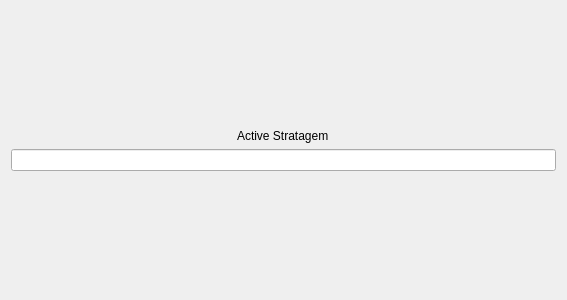
Before: the Qt Designer form src/ui/quiz.ui in hgray2/stratadex, drawn with Qt 5.
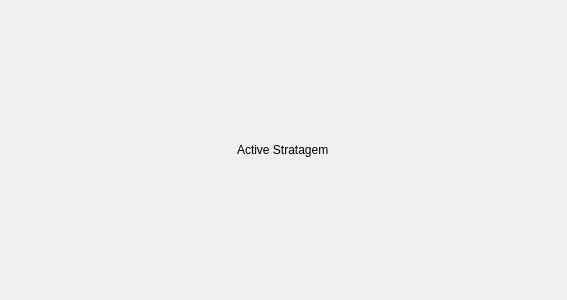
After: the same form once the commit is applied.

Patch:
```diff
--- a/src/ui/quiz.ui
+++ b/src/ui/quiz.ui
@@ -27,6 +27,8 @@
      </property>
     </spacer>
    </item>
+   <item>
+    <layout class="QVBoxLayout" name="inputLayout">
    <item alignment="Qt::AlignmentFlag::AlignHCenter">
     <widget class="QLabel" name="activeStratLabel">
      <property name="text">
@@ -34,8 +36,7 @@
      </property>
     </widget>
    </item>
-   <item>
-    <widget class="QLineEdit" name="lineEdit"/>
+    </layout>
    </item>
    <item>
     <spacer name="verticalSpacer_2">
```
Lines whose indentation alone changed are shown as unchanged.
